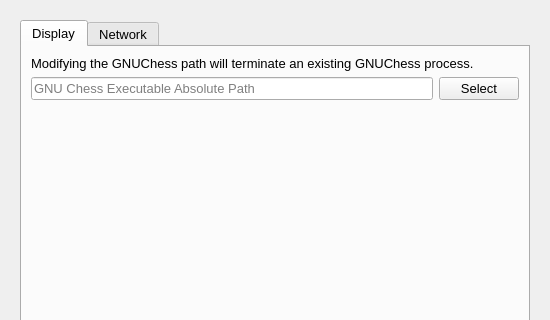
First picture: the form in UI/qtchess_setup.ui, repository textbrowser/qtchess, before the edit; both pictures show x 0 to 550 and y 0 to 320 of the 550 by 825 pixel window.
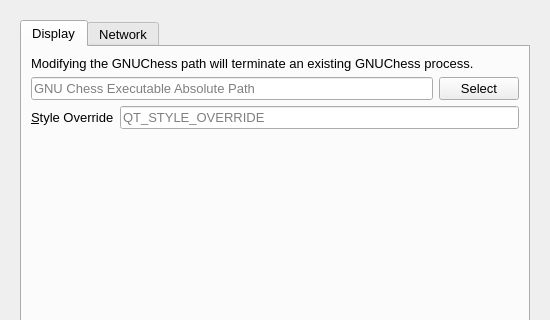
Second picture: the form after the edit. Icons and pictures are not drawn.

Commit message: Style override.

```diff
--- a/UI/qtchess_setup.ui
+++ b/UI/qtchess_setup.ui
@@ -82,6 +82,33 @@
              </item>
             </layout>
            </item>
+           <item>
+            <layout class="QHBoxLayout" name="horizontalLayout_11">
+             <item>
+              <widget class="QLabel" name="label_20">
+               <property name="text">
+                <string>&amp;Style Override</string>
+               </property>
+               <property name="buddy">
+                <cstring>style_override</cstring>
+               </property>
+              </widget>
+             </item>
+             <item>
+              <widget class="QLineEdit" name="style_override">
+               <property name="toolTip">
+                <string>&lt;html&gt;&lt;head/&gt;&lt;body&gt;&lt;p&gt;Set the environment variable QT_STYLE_OVERRIDE to the specified value. May override QT_QPA_PLATFORMTHEME. Please restart QtChess if this value is saved.&lt;/p&gt;&lt;/body&gt;&lt;/html&gt;</string>
+               </property>
+               <property name="placeholderText">
+                <string>QT_STYLE_OVERRIDE</string>
+               </property>
+               <property name="clearButtonEnabled">
+                <bool>true</bool>
+               </property>
+              </widget>
+             </item>
+            </layout>
+           </item>
            <item>
             <spacer name="verticalSpacer_2">
              <property name="orientation">
```
Left out of the diff: 1 changed line with no effect on the pictures. The commit also changes 3 other files.
